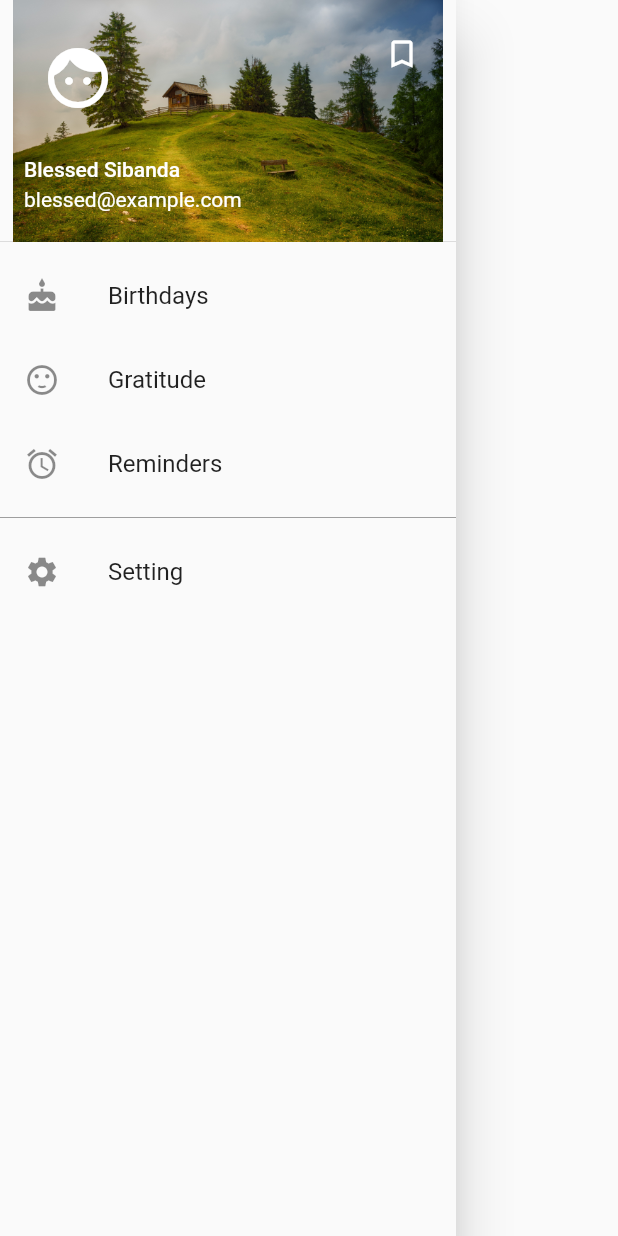
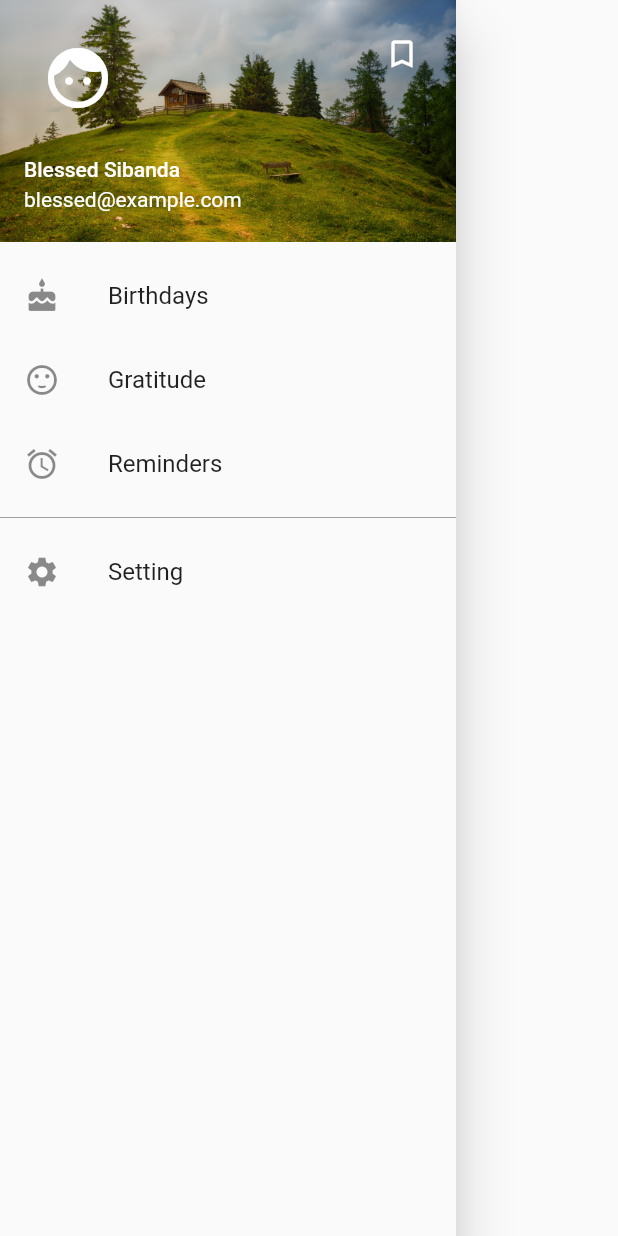
Before and after one commit to blessed-sibanda/beginning-flutter-ch8_drawer, a Flutter app: the LeftDrawerWidget widget shown alone on an empty page, opened directly, on a phone screen of 412 x 824 dp. Run offline on Flutter 3.47's test engine with Material 2 defaults, Android fonts, the light colour scheme and no system bars.

Commit message:
use drawers

```diff
--- a/lib/pages/home.dart
+++ b/lib/pages/home.dart
@@ -1,3 +1,5 @@
+import 'package:ch8_drawer/widgets/left_drawer.dart';
+import 'package:ch8_drawer/widgets/right_drawer.dart';
 import 'package:flutter/material.dart';
 
 class MyHomePage extends StatefulWidget {
@@ -16,7 +18,9 @@ class _MyHomePageState extends State<MyHomePage> {
       appBar: AppBar(
         title: Text(widget.title),
       ),
-      body: Center(
+      drawer: const LeftDrawerWidget(),
+      endDrawer: const RightDrawerWidget(),
+      body: SafeArea(
         child: Container(),
       ),
     );
--- a/lib/widgets/left_drawer.dart
+++ b/lib/widgets/left_drawer.dart
@@ -24,6 +24,7 @@ class LeftDrawerWidget extends StatelessWidget {
             decoration: BoxDecoration(
               image: DecorationImage(
                 image: AssetImage('assets/images/home_top_mountain.jpg'),
+                fit: BoxFit.cover,
               ),
             ),
           ),
```
